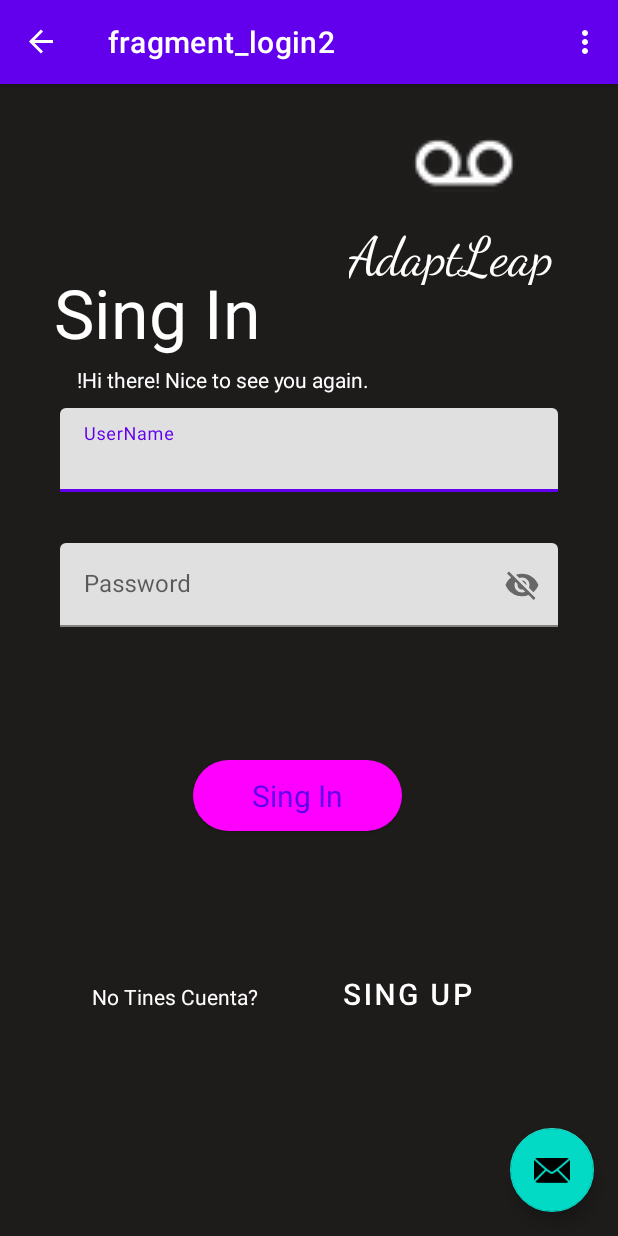
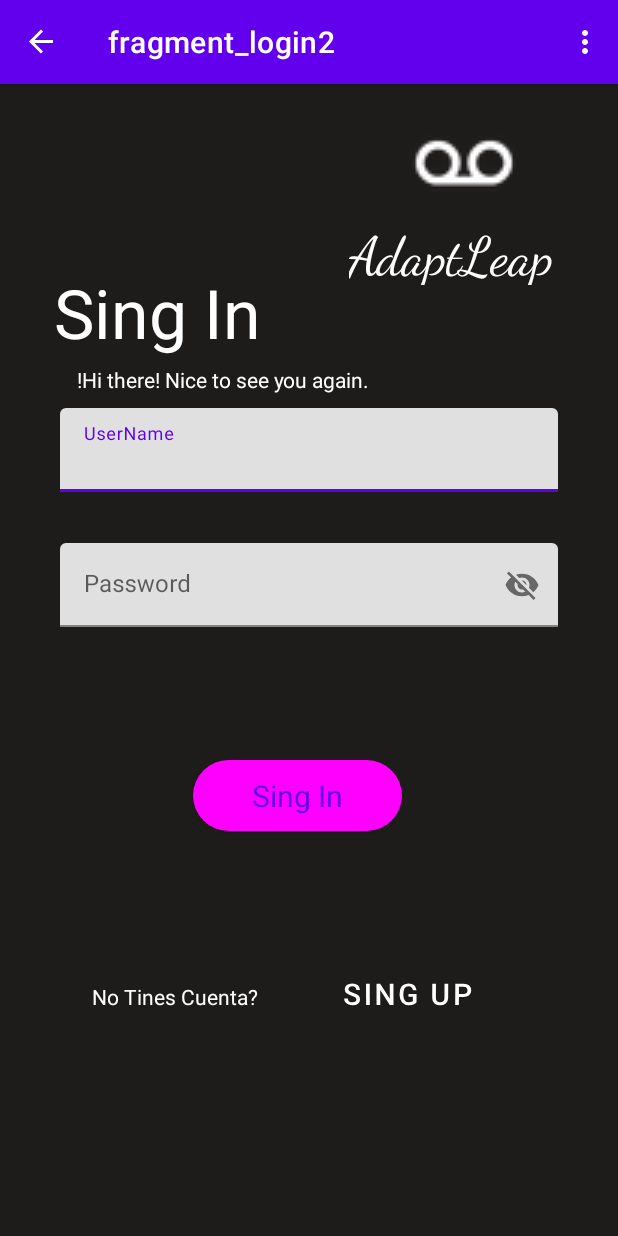
Before and after one commit to JhonattanAron/simpleAppMobil, an Android app: the screen it shows after launch (MainActivity), on a phone screen of 412 x 824 dp. Run offline under Robolectric (Android 15) with nearby library versions, the phone set to English and light mode, and no system bars; our stand-ins replace navigation-ui.

Commit message:
eliminar boton flotante

```diff
--- a/app/src/main/java/com/example/poyectofinal/MainActivity.kt
+++ b/app/src/main/java/com/example/poyectofinal/MainActivity.kt
@@ -8,8 +8,10 @@ import android.util.Log
 import android.view.Menu
 import android.view.MenuInflater
 import android.view.MenuItem
+import android.webkit.WebView
 import android.widget.TextView
 import android.widget.Toast
+import androidx.appcompat.app.AlertDialog
 import androidx.appcompat.app.AppCompatActivity
 import androidx.core.view.GravityCompat
 import androidx.drawerlayout.widget.DrawerLayout
@@ -21,12 +23,14 @@ import androidx.navigation.ui.setupWithNavController
 import com.google.android.material.navigation.NavigationView
 import com.google.android.material.snackbar.Snackbar
 import com.example.poyectofinal.databinding.ActivityMainBinding
+import com.google.android.material.floatingactionbutton.FloatingActionButton
 
 class MainActivity : AppCompatActivity() {
 
     private lateinit var appBarConfiguration: AppBarConfiguration
     private lateinit var binding: ActivityMainBinding
     private lateinit var drawerLayout: DrawerLayout
+
 
     override fun onCreate(savedInstanceState: Bundle?) {
         super.onCreate(savedInstanceState)
@@ -35,11 +39,6 @@ class MainActivity : AppCompatActivity() {
         setContentView(binding.root)
 
         setSupportActionBar(binding.appBarMain.toolbar)
-
-        binding.appBarMain.fab.setOnClickListener { view ->
-            Snackbar.make(view, "Replace with your own action", Snackbar.LENGTH_LONG)
-                .setAction("Action", null).show()
-        }
 
         drawerLayout = binding.drawerLayout
         val navView: NavigationView = binding.navView
@@ -105,6 +104,7 @@ class MainActivity : AppCompatActivity() {
         finish()
     }
 
+
     override fun onSupportNavigateUp(): Boolean {
         val navController = findNavController(R.id.nav_host_fragment_content_main)
         return navController.navigateUp(appBarConfiguration) || super.onSupportNavigateUp()
--- a/app/src/main/java/com/example/poyectofinal/componentes/ui/gallery/GalleryFragment.kt
+++ b/app/src/main/java/com/example/poyectofinal/componentes/ui/gallery/GalleryFragment.kt
@@ -21,10 +21,6 @@ class GalleryFragment : Fragment() {
     ): View {
         _binding = FragmentGalleryBinding.inflate(inflater, container, false)
         val root: View = binding.root
-
-        val textView: TextView = binding.textGallery
-        // Asigna los datos al TextView según sea necesario
-
         return root
     }
 
--- a/app/src/main/res/layout/app_bar_main.xml
+++ b/app/src/main/res/layout/app_bar_main.xml
@@ -21,14 +21,11 @@
     </com.google.android.material.appbar.AppBarLayout>
 
     <include layout="@layout/content_main" />
+    <FrameLayout
+        android:id="@+id/fabContainer"
+        android:layout_width="match_parent"
+        android:layout_height="match_parent"/>
 
-    <com.google.android.material.floatingactionbutton.FloatingActionButton
-        android:id="@+id/fab"
-        android:layout_width="wrap_content"
-        android:layout_height="wrap_content"
-        android:layout_gravity="bottom|end"
-        android:layout_marginEnd="@dimen/fab_margin"
-        android:layout_marginBottom="16dp"
-        app:srcCompat="@android:drawable/ic_dialog_email" />
+
 
 </androidx.coordinatorlayout.widget.CoordinatorLayout>
--- a/app/src/main/res/layout/articles_items.xml
+++ b/app/src/main/res/layout/articles_items.xml
@@ -46,8 +46,8 @@
                     android:layout_width="wrap_content"
                     android:layout_height="wrap_content"
                     android:layout_marginTop="8dp"
-                    android:text="Ellegolasxd"
-                    android:id="@+id/txtArtP1"
+                    android:text="autor"
+                    android:id="@+id/txtArtAu"
                     android:textAppearance="@style/TextAppearance.AppCompat.Body1"
                     android:textColor="?android:attr/textColorSecondary" />
 
@@ -56,7 +56,7 @@
                     android:layout_height="wrap_content"
                     android:layout_marginTop="16dp"
                     android:text="supporting_text"
-                    android:id="@+id/txtArtAu"
+                    android:id="@+id/txtArtP1"
                     android:textAppearance="@style/TextAppearance.AppCompat.Body2"
                     android:textColor="?android:attr/textColorSecondary" />
 
--- a/app/src/main/res/layout/fragment_login.xml
+++ b/app/src/main/res/layout/fragment_login.xml
@@ -194,4 +194,5 @@
         app:layout_constraintTop_toBottomOf="@+id/imageView2"
         app:layout_constraintVertical_bias="0.0" />
 
+
 </androidx.constraintlayout.widget.ConstraintLayout>
--- a/app/src/main/res/layout/nav_header_main.xml
+++ b/app/src/main/res/layout/nav_header_main.xml
@@ -10,7 +10,8 @@
     android:paddingTop="@dimen/activity_vertical_margin"
     android:paddingRight="@dimen/activity_horizontal_margin"
     android:paddingBottom="@dimen/activity_vertical_margin"
-    android:theme="@style/ThemeOverlay.AppCompat.Dark">
+    android:theme="@style/ThemeOverlay.AppCompat.Dark"
+    android:id="@+id/nav_header">
 
     <ImageView
         android:id="@+id/imageView"
```
Also changed, not shown: app/src/main/java/com/example/poyectofinal/Login.kt (+9 -0 lines), app/src/main/java/com/example/poyectofinal/adpater/ArticlesAdapter.java (+13 -0 lines), app/src/main/java/com/example/poyectofinal/componentes/ui/gallery/GalleryViewModel.kt (deleted, +0 -13 lines), app/src/main/res/layout/dialog_custom.xml (added, +15 -0 lines), app/src/main/res/layout/fragment_home.xml (+6 -3 lines).
